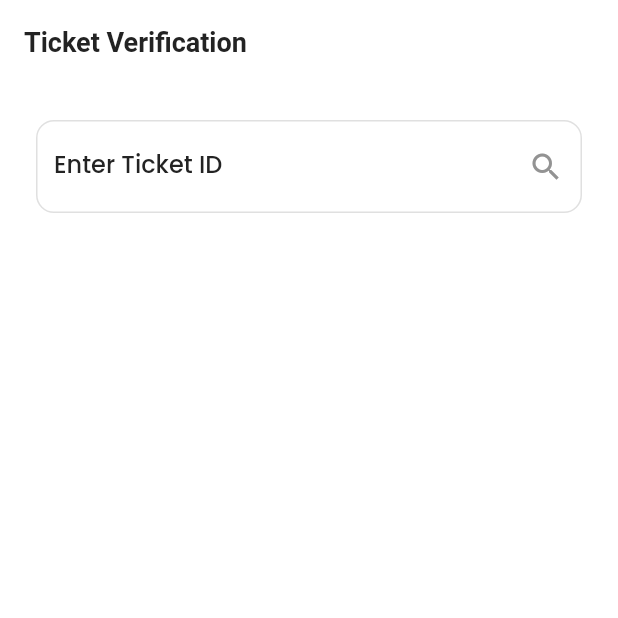
After one commit to benouarAbdou/Train_Ticket_Management, a Flutter app: the TicketVerificationPage screen opened directly, on a phone screen of 412 x 824 dp, the top half of it. The commit adds this screen. Run offline on Flutter 3.47's test engine with Material 3 defaults, Android fonts, the phone set to English and light mode, and no system bars; our stand-ins replace cloud_firestore, firebase_auth, firebase_core, flutter_typeahead, get, hive and 5 more; accounts and stored records are empty.

Commit message:
check ticket validity

```diff
--- /dev/null
+++ b/lib/pages/TicketVerificationPage.dart
@@ -0,0 +1,157 @@
+import 'package:flutter/material.dart';
+import 'package:get/get.dart';
+import 'package:train_app/controllers/FirebaseAdminController.dart';
+import 'package:train_app/pages/TicketDetailsScreen.dart';
+import 'package:train_app/utils/constants/colors.dart';
+import 'package:train_app/utils/constants/sizes.dart';
+import 'package:train_app/widgets/TrainTicket.dart';
+
+class TicketVerificationPage extends StatefulWidget {
+  const TicketVerificationPage({super.key});
+
+  @override
+  State<TicketVerificationPage> createState() => _TicketVerificationPageState();
+}
+
+class _TicketVerificationPageState extends State<TicketVerificationPage> {
+  final _ticketIdController = TextEditingController();
+  final FirebaseAdminController _adminController =
+      Get.find<FirebaseAdminController>();
+  Map<String, dynamic>? _ticketDetails;
+  bool _isLoading = false;
+  bool _isVerifying = false;
+
+  @override
+  void dispose() {
+    _ticketIdController.dispose();
+    super.dispose();
+  }
+
+  Future<void> _verifyTicket() async {
+    final result = await _adminController.verifyTicket(
+      ticketId: _ticketIdController.text,
+      onError:
+          (error) => ScaffoldMessenger.of(
+            context,
+          ).showSnackBar(SnackBar(content: Text(error))),
+      onLoading: (loading) => setState(() => _isLoading = loading),
+    );
+    if (result != null) {
+      setState(() => _ticketDetails = result);
+    }
+  }
+
+  Future<void> _markTicketAsUsed() async {
+    await _adminController.markTicketAsUsed(
+      ticketId: _ticketIdController.text,
+      onError:
+          (error) => ScaffoldMessenger.of(
+            context,
+          ).showSnackBar(SnackBar(content: Text(error))),
+      onSuccess:
+          (message) => ScaffoldMessenger.of(
+            context,
+          ).showSnackBar(SnackBar(content: Text(message))),
+      onLoading: (loading) => setState(() => _isVerifying = loading),
+    );
+    await _verifyTicket(); // Refresh ticket details
+  }
+
+  @override
+  Widget build(BuildContext context) {
+    return Scaffold(
+      appBar: AppBar(title: const Text('Ticket Verification')),
+      body: Padding(
+        padding: const EdgeInsets.all(TSizes.defaultSpace),
+        child: Column(
+          crossAxisAlignment: CrossAxisAlignment.stretch,
+          children: [
+            // Ticket ID Input
+            TextField(
+              controller: _ticketIdController,
+              decoration: InputDecoration(
+                labelText: 'Enter Ticket ID',
+                border: const OutlineInputBorder(),
+                suffixIcon: IconButton(
+                  icon:
+                      _isLoading
+                          ? const SizedBox(
+                            width: 20,
+                            height: 20,
+                            child: CircularProgressIndicator(strokeWidth: 2),
+                          )
+                          : const Icon(Icons.search),
+                  onPressed: _isLoading ? null : _verifyTicket,
+                ),
+              ),
+              onSubmitted: (_) => _verifyTicket(),
+            ),
+            const SizedBox(height: TSizes.spaceBtwItems),
+
+            // Ticket Details using TrainTicket widget
+            if (_ticketDetails != null) ...[
+              TrainTicket(
+                departureCity: _ticketDetails!['departureCity'],
+                arrivalCity: _ticketDetails!['arrivalCity'],
+                departureTime: _ticketDetails!['departureTime'],
+                arrivalTime: _ticketDetails!['arrivalTime'],
+                departureDate: _ticketDetails!['departureDate'],
+                arrivalDate: _ticketDetails!['arrivalDate'],
+                seatsLeft: null, // Not available in verification context
+                price:
+                    (_ticketDetails!['price'] is int)
+                        ? (_ticketDetails!['price'] as int).toDouble()
+                        : _ticketDetails!['price'] as double,
+                numberOfPassengers: _ticketDetails!['passengerNames'].length,
+                status: _ticketDetails!['status'],
+                onTap: () {
+                  Get.to(
+                    () => TicketDetailsScreen(
+                      departureCity: _ticketDetails!['departureCity'],
+                      arrivalCity: _ticketDetails!['arrivalCity'],
+                      departureTime: _ticketDetails!['departureTime'],
+                      arrivalTime: _ticketDetails!['arrivalTime'],
+                      departureDate: _ticketDetails!['departureDate'],
+                      arrivalDate: _ticketDetails!['arrivalDate'],
+                      price:
+                          (_ticketDetails!['price'] is int)
+                              ? (_ticketDetails!['price'] as int).toDouble()
+                              : _ticketDetails!['price'] as double,
+                      numberOfPassengers:
+                          _ticketDetails!['passengerNames'].length,
+                      status: _ticketDetails!['status'],
+                      passengerNames: List<String>.from(
+                        _ticketDetails!['passengerNames'],
+                      ),
+                      ticketId: _ticketIdController.text,
+                      passengerId:
+                          _ticketDetails!['passengerId'] ?? 'Not provided',
+                    ),
+                  );
+                },
+              ),
+              const SizedBox(height: TSizes.spaceBtwItems),
+              if (_ticketDetails!['status'] == 'confirmed')
+                ElevatedButton(
+                  onPressed: _markTicketAsUsed,
+                  style: ElevatedButton.styleFrom(
+                    backgroundColor: TColors.primary,
+                    padding: const EdgeInsets.symmetric(
+                      vertical: TSizes.buttonHeight,
+                    ),
+                  ),
+                  child:
+                      _isVerifying
+                          ? const Text("Marking...")
+                          : const Text(
+                            'Mark as Used',
+                            style: TextStyle(color: Colors.white),
+                          ),
+                ),
+            ],
+          ],
+        ),
+      ),
+    );
+  }
+}
```
Also changed, not shown: lib/admin_navigation_menu.dart (+3 -13 lines), lib/controllers/FirebaseAdminController.dart (+69 -0 lines).
